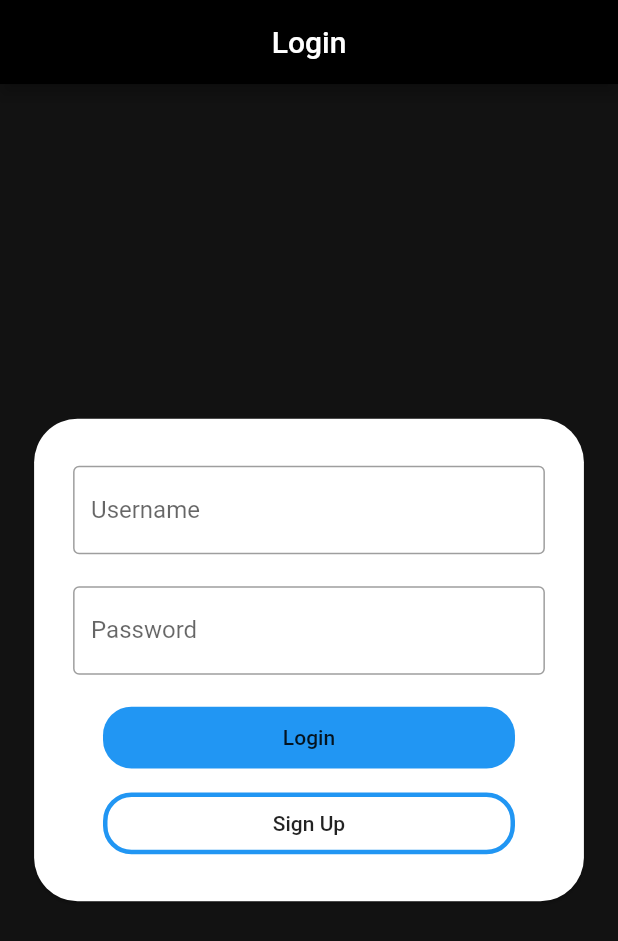
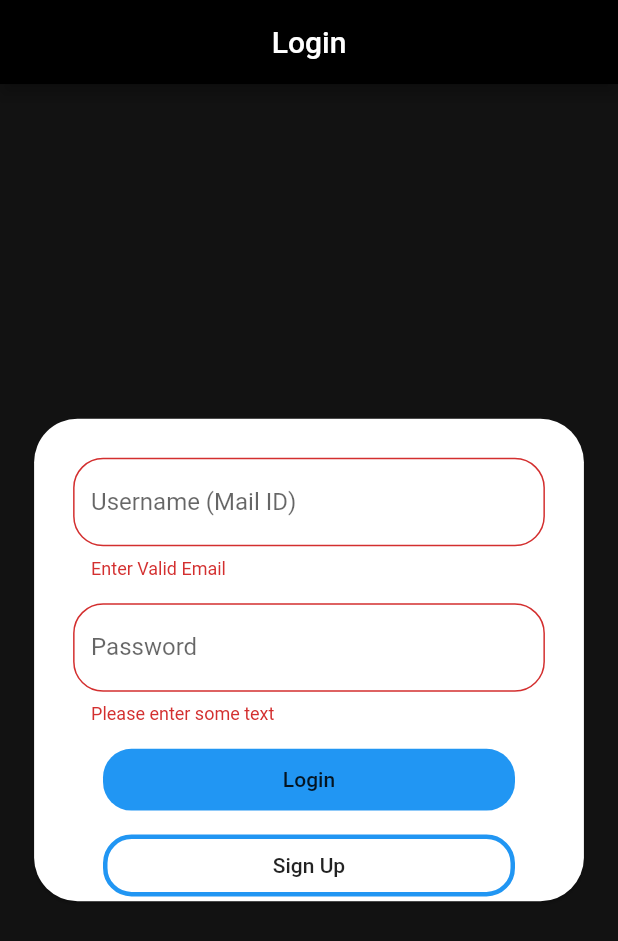
Before and after one commit to BullsEye34/firebase_notes, a Flutter app: the screen it shows after launch, after a tap on "Login", on a phone screen of 412 x 824 dp. Shown: the top 941 px of the screen. Run offline on Flutter 3.47's test engine with Material 2 defaults, Android fonts, the phone set to English and light mode, and no system bars; our stand-ins replace cloud_firestore, firebase_auth; accounts and stored records are empty.

Commit message:
Validate Forms

```diff
--- a/lib/login.dart
+++ b/lib/login.dart
@@ -1,4 +1,5 @@
 import 'package:flutter/material.dart';
+import 'package:firebase_auth/firebase_auth.dart';
 
 import 'signup.dart';
 
@@ -8,6 +9,17 @@ class login extends StatefulWidget {
 }
 
 class _loginState extends State<login> {
+  String validateEmail(String value) {
+    Pattern pattern =
+        r'^(([^<>()[\]\\.,;:\s@\"]+(\.[^<>()[\]\\.,;:\s@\"]+)*)|(\".+\"))@((\[[0-9]{1,3}\.[0-9]{1,3}\.[0-9]{1,3}\.[0-9]{1,3}\])|(([a-zA-Z\-0-9]+\.)+[a-zA-Z]{2,}))$';
+    RegExp regex = new RegExp(pattern);
+    if (!regex.hasMatch(value))
+      return 'Enter Valid Email';
+    else
+      return null;
+  }
+
+  final _formKey = GlobalKey<FormState>();
   @override
   Widget build(BuildContext context) {
     return Scaffold(
@@ -30,23 +42,37 @@ class _loginState extends State<login> {
             child: Padding(
               padding: const EdgeInsets.all(18.0),
               child: Form(
+                key: _formKey,
                 child: Column(
                   mainAxisAlignment: MainAxisAlignment.spaceEvenly,
                   children: <Widget>[
                     Padding(
                       padding: const EdgeInsets.all(8.0),
-                      child: TextFormField(
+                      child: TextFormField(keyboardType: TextInputType.emailAddress,
+                        validator: validateEmail /*(value) {
+                          if (value.isEmpty) {
+                            return 'Please enter Your Mail ID';
+                          }
+                          return null;
+                        }*/,
                         decoration: InputDecoration(
-                          border: OutlineInputBorder(),
-                          labelText: 'Username',
+                          border: OutlineInputBorder(borderRadius: BorderRadius.circular(20.0)),
+                          labelText: 'Username (Mail ID)',
                         ),
                       ),
                     ),
                     Padding(
                       padding: const EdgeInsets.all(8.0),
                       child: TextFormField(
+                        obscureText: true,
+                        validator: (value) {
+                          if (value.isEmpty) {
+                            return 'Please enter some text';
+                          }
+                          return null;
+                        },
                         decoration: InputDecoration(
-                          border: OutlineInputBorder(),
+                          border: OutlineInputBorder(borderRadius: BorderRadius.circular(20.0)),
                           labelText: 'Password',
                         ),
                       ),
@@ -59,7 +85,13 @@ class _loginState extends State<login> {
                             width: MediaQuery.of(context).size.width/1.5,
                             height: MediaQuery.of(context).size.height / 20,
                             child: FlatButton(
-                              onPressed: () {},
+                              onPressed: () {
+                                if (_formKey.currentState.validate()) {
+                                  // If the form is valid, display a Snackbar.
+                                  Scaffold.of(context)
+                                      .showSnackBar(SnackBar(content: Text('Processing Data'), backgroundColor: Colors.white,));
+                                }
+                              },
                               color: Colors.blue,
                               shape: RoundedRectangleBorder(
                                 borderRadius: BorderRadius.all(
```
Also changed, not shown: lib/signup.dart (+38 -4 lines).
